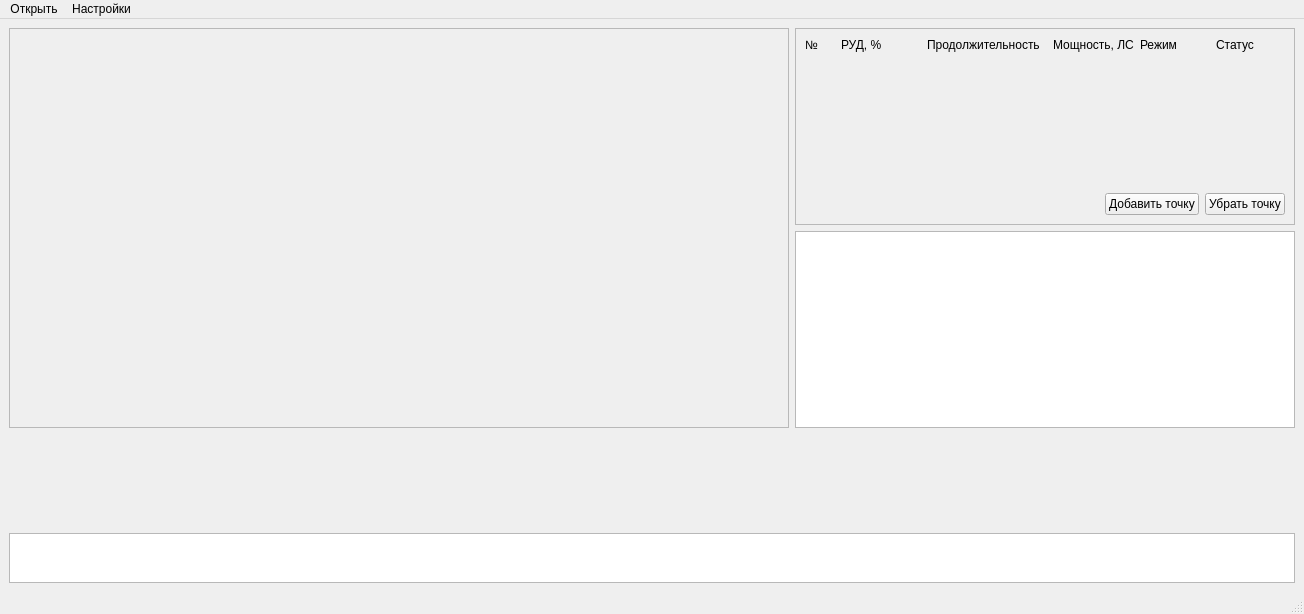
First picture: the form in mainwindow.ui, repository daapavlov/AuomaticStep, before the edit.
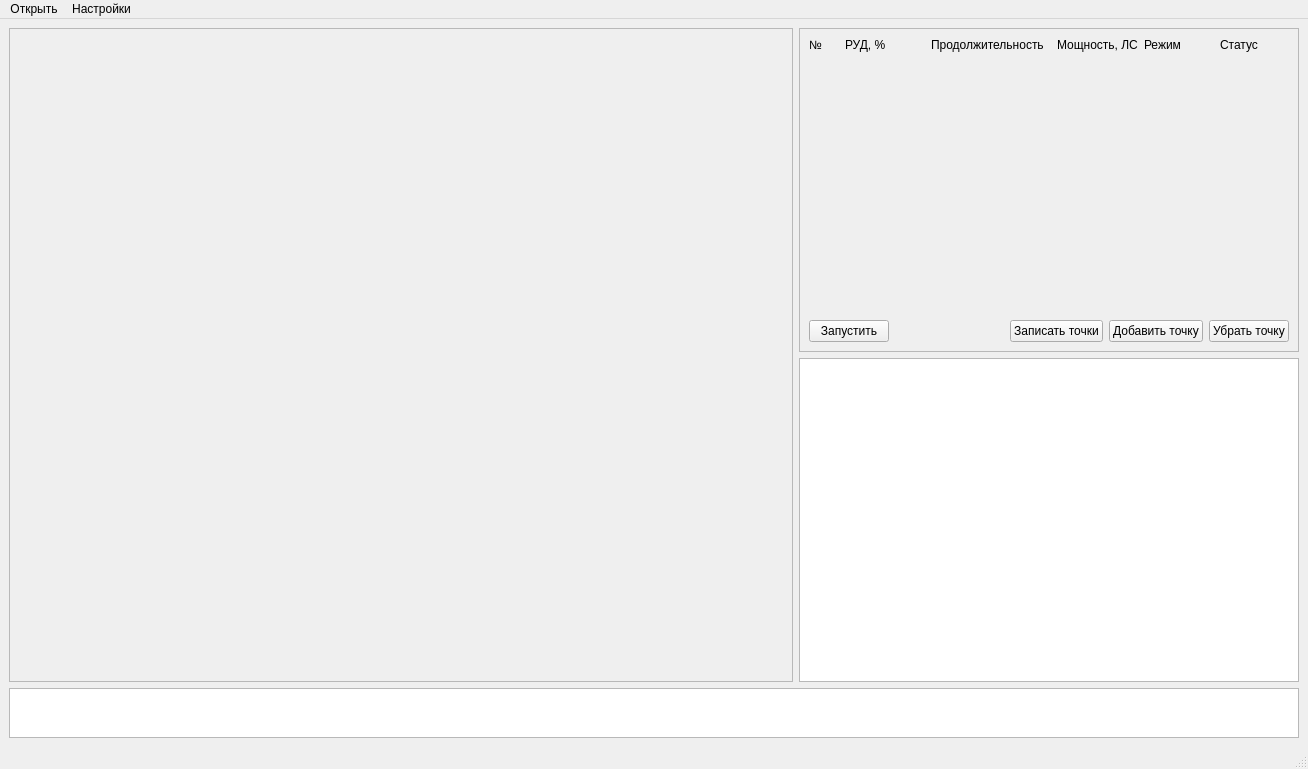
Second picture: the form after the edit.

Diff of the .ui file:
```diff
--- a/mainwindow.ui
+++ b/mainwindow.ui
@@ -6,8 +6,8 @@
    <rect>
     <x>0</x>
     <y>0</y>
-    <width>1290</width>
-    <height>614</height>
+    <width>1308</width>
+    <height>769</height>
    </rect>
   </property>
   <property name="windowTitle">
@@ -34,7 +34,7 @@
            <x>0</x>
            <y>0</y>
            <width>778</width>
-           <height>398</height>
+           <height>650</height>
           </rect>
          </property>
         </widget>
@@ -80,7 +80,7 @@
              <x>0</x>
              <y>0</y>
              <width>498</width>
-             <height>194</height>
+             <height>320</height>
             </rect>
            </property>
            <layout class="QVBoxLayout" name="verticalLayout">
@@ -187,6 +187,13 @@
               <property name="spacing">
                <number>6</number>
               </property>
+              <item>
+               <widget class="QPushButton" name="pushButton_start">
+                <property name="text">
+                 <string>Запустить</string>
+                </property>
+               </widget>
+              </item>
               <item>
                <spacer name="horizontalSpacer">
                 <property name="orientation">
@@ -200,6 +207,13 @@
                 </property>
                </spacer>
               </item>
+              <item>
+               <widget class="QPushButton" name="pushButton_writePoints">
+                <property name="text">
+                 <string>Записать точки</string>
+                </property>
+               </widget>
+              </item>
               <item>
                <widget class="QPushButton" name="pushButton_AddPoint">
                 <property name="text">
@@ -240,19 +254,6 @@
       </item>
      </layout>
     </item>
-    <item>
-     <spacer name="verticalSpacer_2">
-      <property name="orientation">
-       <enum>Qt::Vertical</enum>
-      </property>
-      <property name="sizeHint" stdset="0">
-       <size>
-        <width>20</width>
-        <height>40</height>
-       </size>
-      </property>
-     </spacer>
-    </item>
     <item>
      <widget class="QPlainTextEdit" name="plainTextEdit_status">
       <property name="maximumSize">
@@ -270,7 +271,7 @@
     <rect>
      <x>0</x>
      <y>0</y>
-     <width>1290</width>
+     <width>1308</width>
      <height>21</height>
     </rect>
    </property>
```
